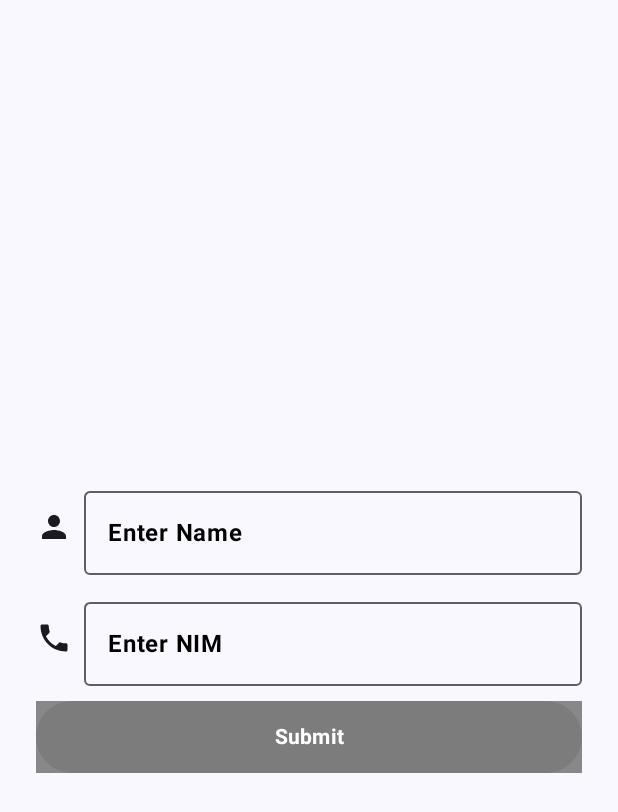
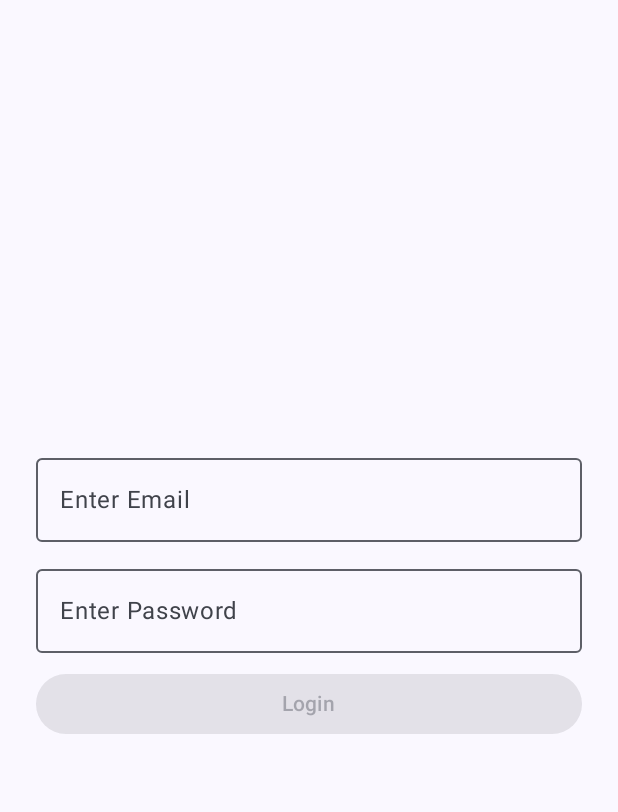
Before and after one commit to DianPandus/PapbPrak, an Android app built with Jetpack Compose: the screen it shows after launch (MainActivity), on a phone screen of 412 x 824 dp. Shown: the top 812 px of the screen. Run offline under Robolectric (Android 15) with nearby library versions, the phone set to English and light mode, and no system bars; our stand-ins replace Firebase (no records; nobody signed in at launch, a user with empty details on screens opened directly).

Commit message:
add login-logout, connect firebase, card list mk

```diff
--- a/app/src/main/java/com/yanz/projectpapb/MainActivity.kt
+++ b/app/src/main/java/com/yanz/projectpapb/MainActivity.kt
@@ -1,60 +1,55 @@
 package com.yanz.projectpapb
 
-import android.graphics.drawable.shapes.Shape
+import android.content.Intent
 import android.os.Bundle
-import android.util.Log
 import android.widget.Toast
 import androidx.activity.ComponentActivity
 import androidx.activity.compose.setContent
-import androidx.compose.animation.AnimatedVisibility
-import androidx.compose.foundation.background
-import androidx.compose.foundation.gestures.detectTapGestures
 import androidx.compose.foundation.layout.*
-import androidx.compose.foundation.shape.RoundedCornerShape
 import androidx.compose.foundation.text.KeyboardOptions
-import androidx.compose.material.icons.Icons
-import androidx.compose.material.icons.filled.Person
-import androidx.compose.material.icons.filled.Phone
 import androidx.compose.material3.*
 import androidx.compose.runtime.*
 import androidx.compose.ui.Alignment
 import androidx.compose.ui.Modifier
-import androidx.compose.ui.graphics.Color
-import androidx.compose.ui.input.pointer.pointerInput
-import androidx.compose.ui.platform.LocalContext
 import androidx.compose.ui.text.input.ImeAction
 import androidx.compose.ui.text.input.KeyboardType
+import androidx.compose.ui.unit.dp
 import androidx.compose.ui.text.style.TextAlign
-import androidx.compose.ui.unit.dp
-import androidx.compose.ui.text.font.FontWeight
+import com.google.firebase.auth.FirebaseAuth
 import com.yanz.projectpapb.ui.theme.ProjectPapbTheme
 
 class MainActivity : ComponentActivity() {
+    private lateinit var auth: FirebaseAuth
+
     override fun onCreate(savedInstanceState: Bundle?) {
         super.onCreate(savedInstanceState)
+
+        // Initialize Firebase Auth
+        auth = FirebaseAuth.getInstance()
+
         setContent {
             ProjectPapbTheme {
-                Surface(
-                    modifier = Modifier.fillMaxSize(),
-                ) {
-                    MyScreen()
+                Surface(modifier = Modifier.fillMaxSize()) {
+                    MainScreen(auth) { navigateToListActivity() }
                 }
             }
         }
     }
+
+    // Function to navigate to ListActivity
+    private fun navigateToListActivity() {
+        val intent = Intent(this, ListActivity::class.java)
+        startActivity(intent)
+    }
 }
 
-@OptIn(ExperimentalMaterial3Api::class)
 @Composable
-fun MyScreen() {
-    var text by remember { mutableStateOf("") }
-    var text2 by remember { mutableStateOf("") }
-    var inputText by remember { mutableStateOf("") }
-    var inputText2 by remember { mutableStateOf("") }
-    var isVisible by remember { mutableStateOf(false) }
+fun MainScreen(auth: FirebaseAuth, onNavigateToList: () -> Unit) {
+    var email by remember { mutableStateOf("") }
+    var password by remember { mutableStateOf("") }
+    var loginMessage by remember { mutableStateOf("") }
 
-    // UI state to check if the form is valid
-    val isFormValid = inputText.isNotBlank() && inputText2.isNotBlank()
+    val isFormValid = email.isNotBlank() && password.isNotBlank()
 
     Column(
         modifier = Modifier
@@ -63,112 +58,73 @@ fun MyScreen() {
         verticalArrangement = Arrangement.Center,
         horizontalAlignment = Alignment.CenterHorizontally
     ) {
-        // Output Text
-        AnimatedVisibility(visible = isVisible) {
-            Box(
-                modifier = Modifier
-                    .background(Color.Transparent)
-                    .padding(10.dp)
-            ) {
-                Column {
-                    Text(
-                        text = text,
-                        style = MaterialTheme.typography.headlineMedium,
-                        color = Color.White,
-                        fontWeight = FontWeight.Bold,
-                        textAlign = TextAlign.Center,
-                        modifier = Modifier
-                            .fillMaxWidth()
-                            .background(Color.Gray)
-                    )
-                    Text(
-                        text = text2,
-                        style = MaterialTheme.typography.headlineMedium,
-                        color = Color.White,
-                        fontWeight = FontWeight.Bold,
-                        textAlign = TextAlign.Center,
-                        modifier = Modifier
-                            .fillMaxWidth()
-                            .background(Color.Gray)
-                    )
-                }
-            }
-        }
+        // Email Input Field
+        OutlinedTextField(
+            value = email,
+            onValueChange = { email = it },
+            label = { Text("Enter Email") },
+            modifier = Modifier.fillMaxWidth(),
+            keyboardOptions = KeyboardOptions(
+                keyboardType = KeyboardType.Email,
+                imeAction = ImeAction.Next
+            ),
+            singleLine = true
+        )
 
         Spacer(modifier = Modifier.height(10.dp))
 
-        // TextField with Icon outside TextField
-        Row(
-            verticalAlignment = Alignment.CenterVertically,
-            modifier = Modifier.fillMaxWidth()
-        ) {
-            Icon(
-                Icons.Filled.Person,
-                contentDescription = "User Icon",
-                modifier = Modifier.padding(end = 8.dp)
-            )
-            OutlinedTextField(
-                value = inputText,
-                onValueChange = { inputText = it },
-                label = { Text("Enter Name", color = Color.Black, fontWeight = FontWeight.Bold) },
-                modifier = Modifier
-                    .weight(1f),
-                textStyle = LocalTextStyle.current.copy(color = Color.Black),
-                keyboardOptions = KeyboardOptions.Default.copy(imeAction = ImeAction.Done),
-                singleLine = true,
-            )
-        }
+        // Password Input Field
+        OutlinedTextField(
+            value = password,
+            onValueChange = { password = it },
+            label = { Text("Enter Password") },
+            modifier = Modifier.fillMaxWidth(),
+            keyboardOptions = KeyboardOptions(
+                keyboardType = KeyboardType.Password,
+                imeAction = ImeAction.Done
+            ),
+            singleLine = true
+        )
 
         Spacer(modifier = Modifier.height(10.dp))
 
-        // TextField Number with Icon outside TextField
-        Row(
-            verticalAlignment = Alignment.CenterVertically,
-            modifier = Modifier.fillMaxWidth()
+        // Login Button
+        Button(
+            onClick = {
+                loginUser(auth, email, password) { success, message ->
+                    loginMessage = message
+                    if (success) {
+                        // Navigate to ListActivity on successful login
+                        onNavigateToList()
+                    }
+                }
+            },
+            modifier = Modifier.fillMaxWidth(),
+            enabled = isFormValid
         ) {
-            Icon(
-                Icons.Filled.Phone,
-                contentDescription = "Number Icon",
-                modifier = Modifier.padding(end = 8.dp)
-            )
-            OutlinedTextField(
-                value = inputText2,
-                onValueChange = { inputText2 = it },
-                label = { Text("Enter NIM", color = Color.Black, fontWeight = FontWeight.Bold) },
-                modifier = Modifier
-                    .weight(1f),
-                textStyle = LocalTextStyle.current.copy(color = Color.Black),
-                keyboardOptions = KeyboardOptions(
-                    keyboardType = KeyboardType.Number,
-                    imeAction = ImeAction.Done
-                ),
-                singleLine = true,
-            )
+            Text("Login")
         }
+
 
         Spacer(modifier = Modifier.height(10.dp))
 
-        // Button Submit with UI state handling and rounded corners
-        Button(
-            onClick = {
-                text = inputText
-                text2 = inputText2
-                isVisible = true
-            },
-            modifier = Modifier
-                .fillMaxWidth()
-                .height(48.dp)
-                .then(
-                    if (!isFormValid) Modifier.background(Color.Gray)
-                    else Modifier.background(Color.Magenta)
-                ),
-            enabled = isFormValid, // Disable button when form is invalid
-            colors = ButtonDefaults.buttonColors(
-                containerColor = if (isFormValid) Color.Magenta else Color.Gray,
-                contentColor = Color.White
-            ),
-        ) {
-            Text("Submit", textAlign = TextAlign.Center, fontWeight = FontWeight.Bold, color = Color.White)
-        }
+        // Display Login Message
+        Text(
+            text = loginMessage,
+            color = MaterialTheme.colorScheme.error,
+            textAlign = TextAlign.Center
+        )
     }
 }
+
+// Function for user login
+fun loginUser(auth: FirebaseAuth, email: String, password: String, callback: (Boolean, String) -> Unit) {
+    auth.signInWithEmailAndPassword(email, password)
+        .addOnCompleteListener { task ->
+            if (task.isSuccessful) {
+                callback(true, "Login successful!")
+            } else {
+                callback(false, "Login failed: ${task.exception?.message}")
+            }
+        }
+}
--- a/gradle/libs.versions.toml
+++ b/gradle/libs.versions.toml
@@ -1,5 +1,6 @@
 [versions]
 agp = "8.5.2"
+firebaseBom = "33.3.0"
 kotlin = "1.9.0"
 coreKtx = "1.13.1"
 junit = "4.13.2"
@@ -8,9 +9,12 @@ espressoCore = "3.6.1"
 lifecycleRuntimeKtx = "2.6.1"
 activityCompose = "1.9.1"
 composeBom = "2024.04.01"
+firebaseDatabaseKtx = "21.0.0"
 
 [libraries]
 androidx-core-ktx = { group = "androidx.core", name = "core-ktx", version.ref = "coreKtx" }
+firebase-auth-ktx = { module = "com.google.firebase:firebase-auth-ktx" }
+firebase-bom = { module = "com.google.firebase:firebase-bom", version.ref = "firebaseBom" }
 junit = { group = "junit", name = "junit", version.ref = "junit" }
 androidx-junit = { group = "androidx.test.ext", name = "junit", version.ref = "junitVersion" }
 androidx-espresso-core = { group = "androidx.test.espresso", name = "espresso-core", version.ref = "espressoCore" }
@@ -24,6 +28,7 @@ androidx-ui-tooling-preview = { group = "androidx.compose.ui", name = "ui-toolin
 androidx-ui-test-manifest = { group = "androidx.compose.ui", name = "ui-test-manifest" }
 androidx-ui-test-junit4 = { group = "androidx.compose.ui", name = "ui-test-junit4" }
 androidx-material3 = { group = "androidx.compose.material3", name = "material3" }
+firebase-database-ktx = { group = "com.google.firebase", name = "firebase-database-ktx", version.ref = "firebaseDatabaseKtx" }
 
 [plugins]
 android-application = { id = "com.android.application", version.ref = "agp" }
```
Also changed, not shown: app/src/main/AndroidManifest.xml (+6 -1 lines), app/src/main/java/com/yanz/projectpapb/ListActivity.kt (added, +149 -0 lines), build.gradle.kts (+9 -0 lines), 1 other file.
